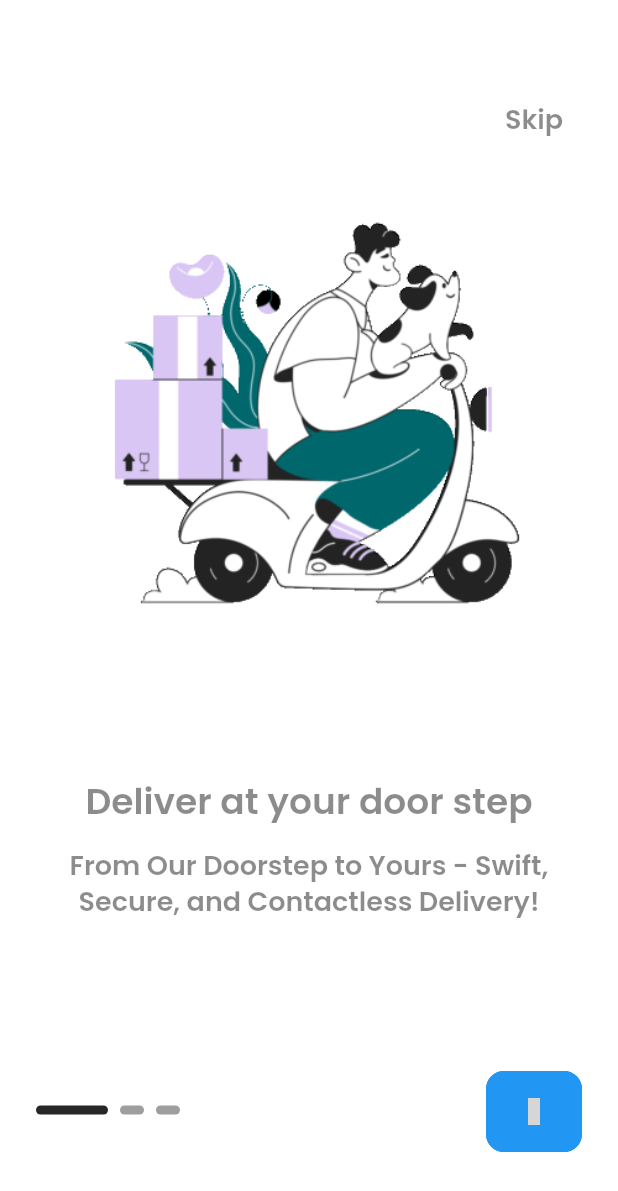
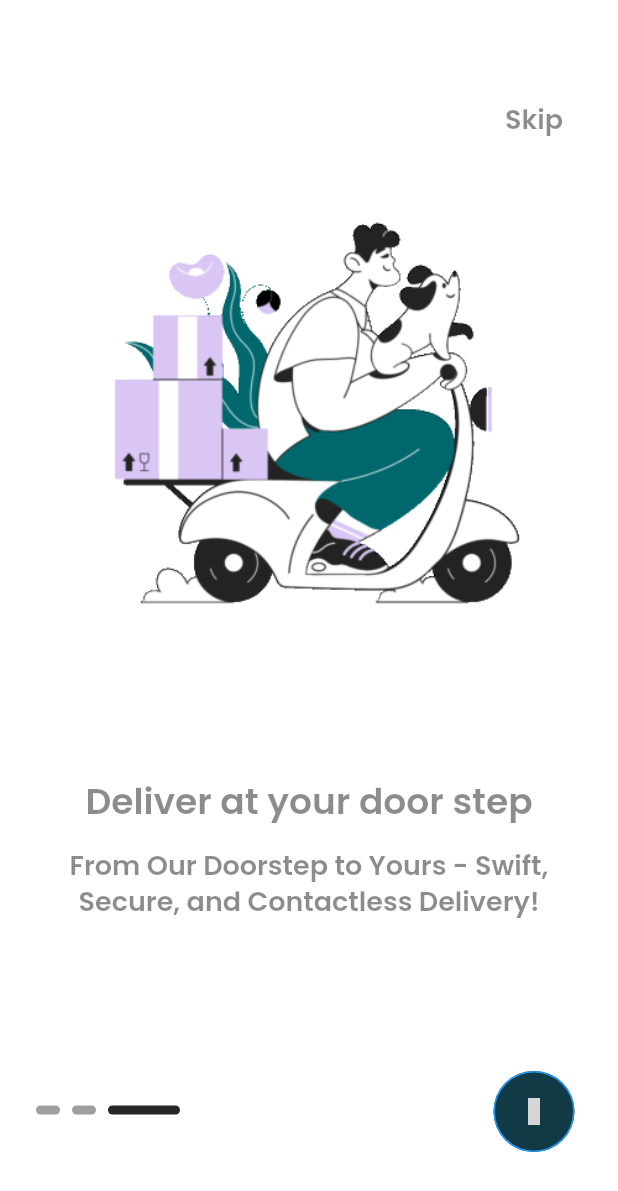
Before and after one commit to MunisaR/armeum_shop, a Flutter app: the screen it shows after launch, swiped to page 3, on a phone screen of 412 x 824 dp. Shown: the top 1191 px of the screen. Run offline on Flutter 3.47's test engine with Material 2 defaults, Android fonts, the light colour scheme and no system bars; drawn by our look-alikes of smooth_page_indicator; our stand-ins replace get, get_storage, iconsax, logger; grey boxes are pictures that could not be loaded.

Commit message:
feat: added skip and next buttons

```diff
--- a/lib/features/authentication/screens/onboarding/onboarding.dart
+++ b/lib/features/authentication/screens/onboarding/onboarding.dart
@@ -1,23 +1,27 @@
+import 'package:armeum_shop/features/authentication/controllers/onboarding_controller.dart';
 import 'package:armeum_shop/features/authentication/screens/onboarding/widgets/onboarding_dot_navigation.dart';
+import 'package:armeum_shop/features/authentication/screens/onboarding/widgets/onboarding_next_button.dart';
 import 'package:armeum_shop/features/authentication/screens/onboarding/widgets/onboarding_page.dart';
 import 'package:armeum_shop/features/authentication/screens/onboarding/widgets/onboarding_skip.dart';
 import 'package:armeum_shop/utils/constants/image_strings.dart';
-import 'package:armeum_shop/utils/constants/sizes.dart';
 import 'package:armeum_shop/utils/constants/text_strings.dart';
-import 'package:armeum_shop/utils/device/device_utility.dart';
 import 'package:flutter/material.dart';
-import 'package:iconsax/iconsax.dart';
+import 'package:get/get.dart';
 
 class OnBoardingScreen extends StatelessWidget {
   const OnBoardingScreen({Key? key}) : super(key: key);
 
   @override
   Widget build(BuildContext context) {
+    final controller = Get.put(OnBoardingController());
+
     return Scaffold(
       body: Stack(
         children: [
           ////Horizontal Scrollable Pages
           PageView(
+            controller: controller.pageController,
+            onPageChanged: controller.updatePageIndicator,
             children: const [
               OnBoardingPage(
                 image: ARImages.onBoardingImage1,
@@ -44,14 +48,7 @@ class OnBoardingScreen extends StatelessWidget {
           const OnBoardingDotNavigation(),
 
           //// Circular button
-          Positioned(
-            right: ARSizes.defaultSpace,
-            bottom: ARDeviceUtils.getBottomNavigationBarHeight(),
-            child: ElevatedButton(
-              onPressed: () {},
-              child: const Icon(Iconsax.arrow_right_3),
-            ),
-          )
+          const OnboardingNextButton()
         ],
       ),
     );
--- a/lib/features/authentication/screens/onboarding/widgets/onboarding_dot_navigation.dart
+++ b/lib/features/authentication/screens/onboarding/widgets/onboarding_dot_navigation.dart
@@ -1,3 +1,4 @@
+import 'package:armeum_shop/features/authentication/controllers/onboarding_controller.dart';
 import 'package:flutter/material.dart';
 import 'package:smooth_page_indicator/smooth_page_indicator.dart';
 
@@ -14,13 +15,15 @@ class OnBoardingDotNavigation extends StatelessWidget {
 
   @override
   Widget build(BuildContext context) {
+    final controller = OnBoardingController.instance;
     final dark =ARHelperFunctions.isDarkMode(context);
 
     return Positioned(
       bottom: ARDeviceUtils.getBottomNavigationBarHeight() + 25,
       left: ARSizes.defaultSpace,
       child: SmoothPageIndicator(
-        controller: PageController(),
+        controller: controller.pageController,
+        onDotClicked: controller.dotNavigationClick,
         count: 3,
         effect: ExpandingDotsEffect(
           activeDotColor: dark ? ARColors.light : ARColors.dark,
--- /dev/null
+++ b/lib/features/authentication/screens/onboarding/widgets/onboarding_next_button.dart
@@ -0,0 +1,34 @@
+import 'package:armeum_shop/features/authentication/controllers/onboarding_controller.dart';
+import 'package:flutter/material.dart';
+import 'package:iconsax/iconsax.dart';
+
+import '../../../../../utils/constants/colors.dart';
+import '../../../../../utils/constants/sizes.dart';
+import '../../../../../utils/device/device_utility.dart';
+import '../../../../../utils/helpers/helper_functions.dart';
+
+class OnboardingNextButton extends StatelessWidget {
+  const OnboardingNextButton({
+    super.key,
+  });
+
+  @override
+  Widget build(BuildContext context) {
+    final dark = ARHelperFunctions.isDarkMode(context);
+
+    return Positioned(
+      right: ARSizes.defaultSpace,
+      bottom: ARDeviceUtils.getBottomNavigationBarHeight(),
+      child: ElevatedButton(
+        onPressed: () => OnBoardingController.instance.nextPage(),
+        style: ElevatedButton.styleFrom(
+            shape: const CircleBorder(),
+            backgroundColor: dark ? ARColors.lightSecondary : ARColors.accent),
+        child: Icon(
+          Iconsax.arrow_right_3,
+          color: dark ? ARColors.accent : ARColors.lightSecondary,
+        ),
+      ),
+    );
+  }
+}
--- a/lib/features/authentication/screens/onboarding/widgets/onboarding_skip.dart
+++ b/lib/features/authentication/screens/onboarding/widgets/onboarding_skip.dart
@@ -1,3 +1,4 @@
+import 'package:armeum_shop/features/authentication/controllers/onboarding_controller.dart';
 import 'package:flutter/material.dart';
 
 import '../../../../../utils/constants/sizes.dart';
@@ -14,7 +15,7 @@ class OnBoardingSkip extends StatelessWidget {
       top: ARDeviceUtils.getAppBarHeight(),
       right: ARSizes.defaultSpace,
       child: TextButton(
-        onPressed: () {},
+        onPressed: () => OnBoardingController.instance.skipPage(),
         child: Text("Skip", style: Theme.of(context).textTheme.headlineSmall),
       ),
     );
```
Also changed, not shown: lib/features/authentication/controllers/onboarding_controller.dart (+20 -4 lines).
